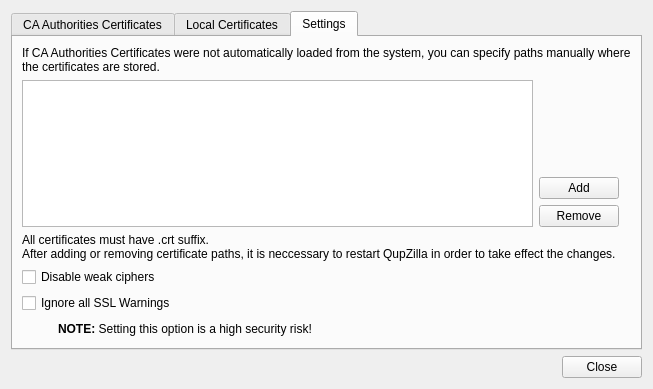
This is src/lib/preferences/sslmanager.ui in QupZilla/qupzilla as Qt 5 draws it before an edit. The edited form follows.
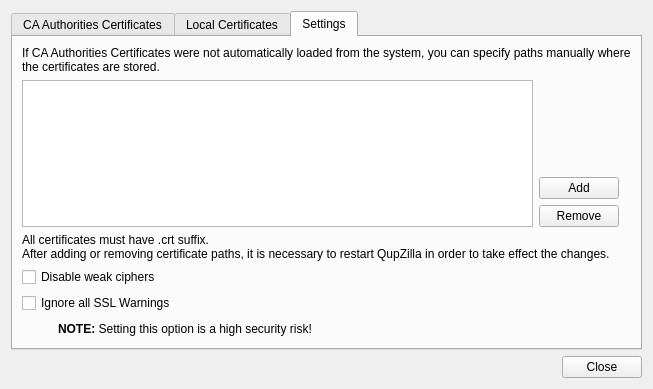
This is the edited form. The open tabs and pages were chosen to show the change.

What changed in the file:
```diff
--- a/src/lib/preferences/sslmanager.ui
+++ b/src/lib/preferences/sslmanager.ui
@@ -244,7 +244,7 @@
         <widget class="QLabel" name="label_5">
          <property name="text">
           <string>All certificates must have .crt suffix.
-After adding or removing certificate paths, it is neccessary to restart QupZilla in order to take effect the changes.</string>
+After adding or removing certificate paths, it is necessary to restart QupZilla in order to take effect the changes.</string>
          </property>
          <property name="wordWrap">
           <bool>true</bool>
```
